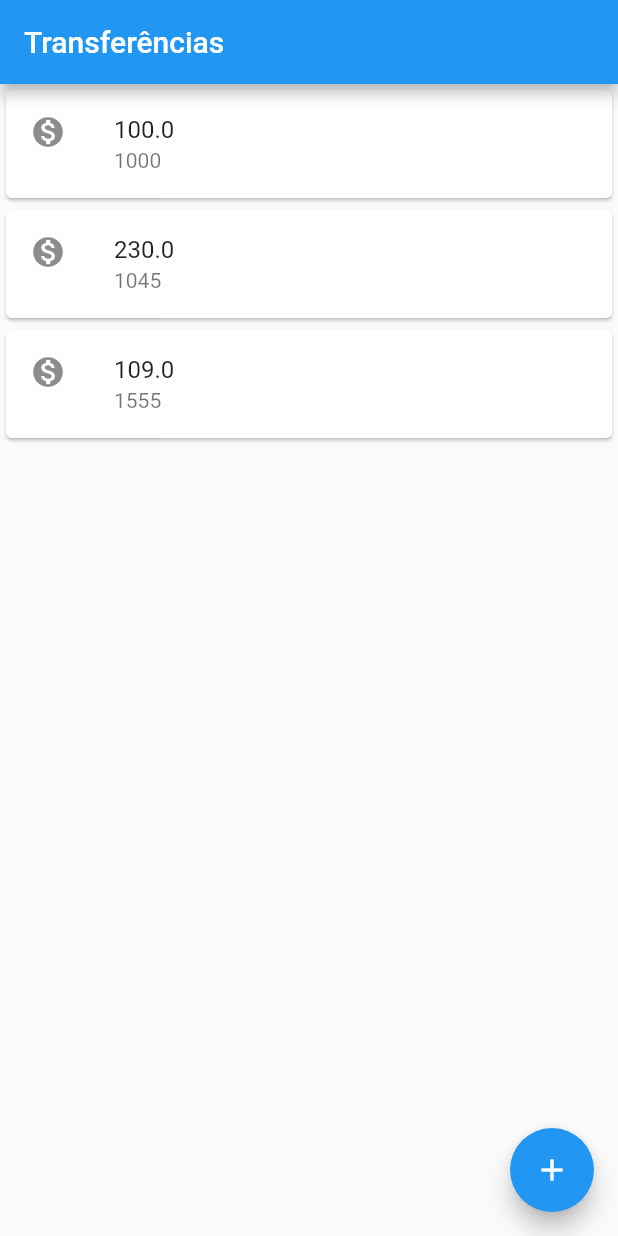
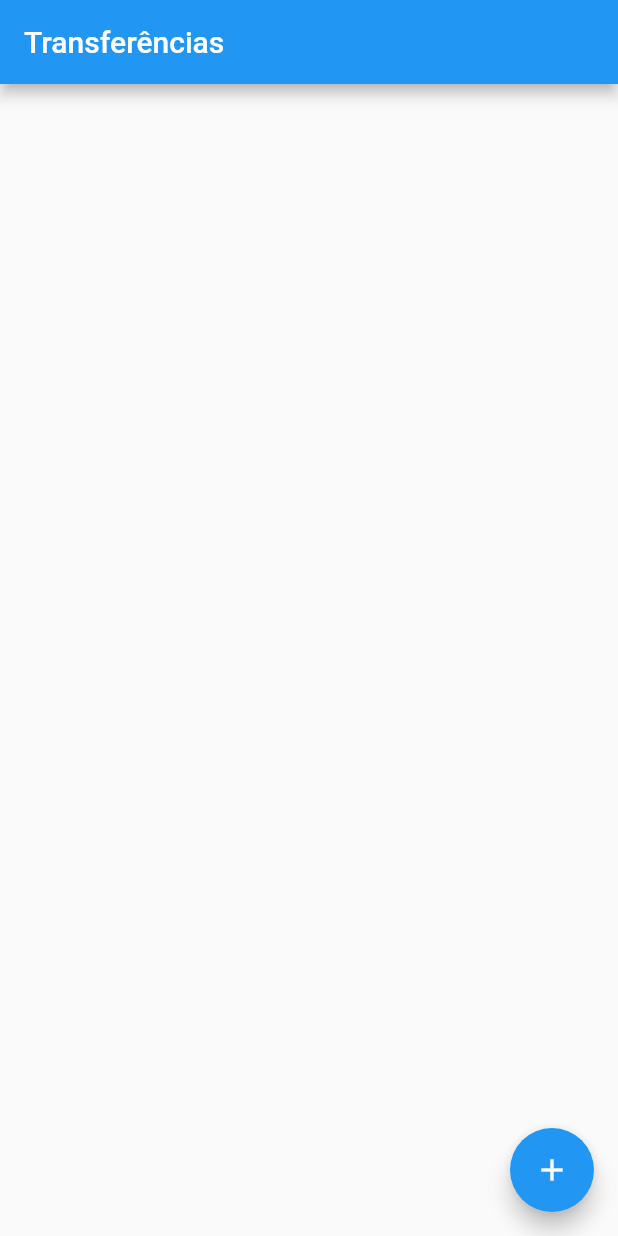
Before and after one commit to silveiraluisf/projeto-flutter-treino, a Flutter app: the screen it shows after launch, on a phone screen of 412 x 824 dp. Run offline on Flutter 3.47's test engine with Material 2 defaults, Android fonts, the phone set to English and light mode, and no system bars.

Commit message:
criado método que com instancia uma lista vazia que irá receber as tranferências realizadas

```diff
--- a/lib/main.dart
+++ b/lib/main.dart
@@ -90,16 +90,17 @@ class Editor extends StatelessWidget {
 }
 
 class ListaTransferencias extends StatelessWidget {
+  final List<Transferencia?> _transferencias = [];
   @override
   Widget build(BuildContext context) {
     // TODO: implement build
     return Scaffold(
-      body: Column(
-        children: <Widget>[
-          ItemTransferencia(Transferencia(100.0, 1000)),
-          ItemTransferencia(Transferencia(230.0, 1045)),
-          ItemTransferencia(Transferencia(109.0, 1555)),
-      ],
+      body: ListView.builder(
+        itemCount: _transferencias.length,
+        itemBuilder: (context, indice) {
+          final transferencia = _transferencias[indice];
+          return ItemTransferencia(transferencia!);
+        },
       ),
       floatingActionButton: FloatingActionButton(
         child: Icon(Icons.add),
@@ -109,8 +110,9 @@ class ListaTransferencias extends StatelessWidget {
           }));
           future.then((transferenviaRecebida) {
           debugPrint('chegou no then future');
-          debugPrint('$transferenviaRecebida');}
-          );
+          debugPrint('$transferenviaRecebida');
+          _transferencias.add(transferenviaRecebida);
+          });
         },
       ),
       appBar: AppBar(
```
